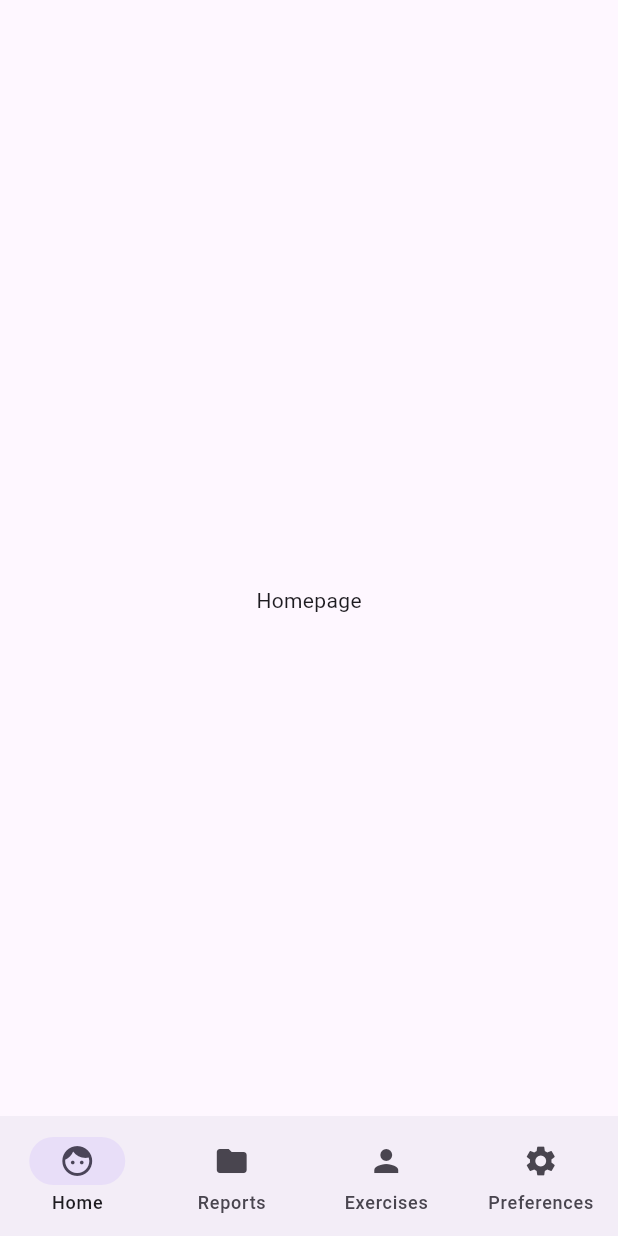
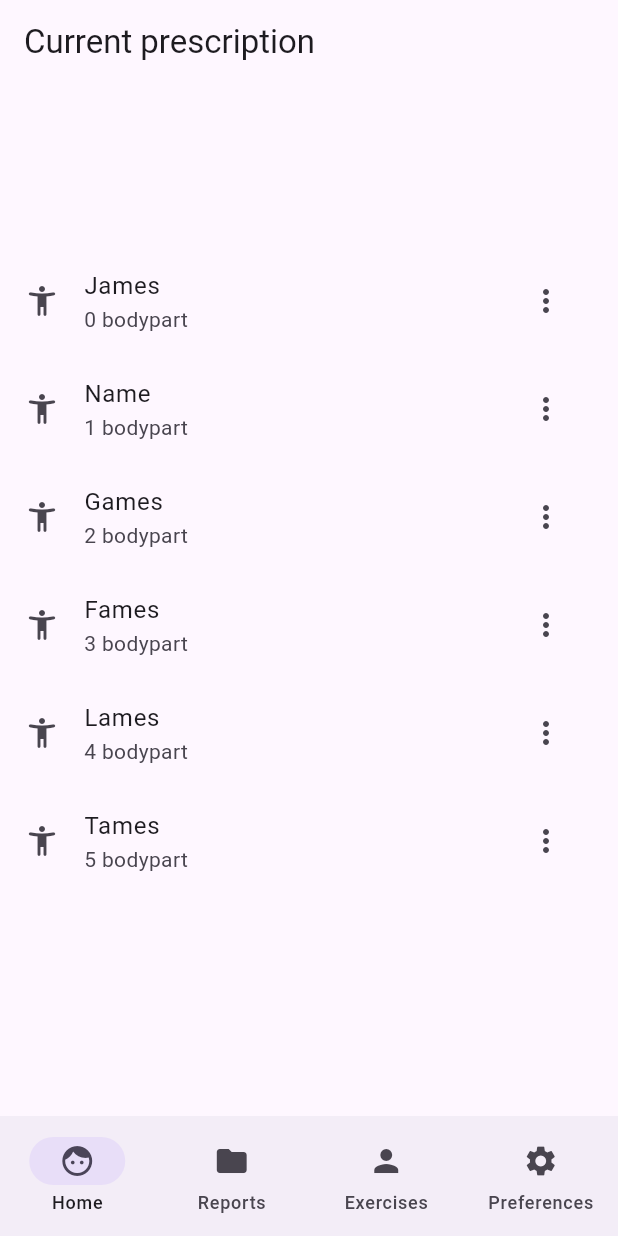
Before and after one commit to DanielDicksonDillimono/bodytherapy, a Flutter app: the screen it shows after launch, on a phone screen of 412 x 824 dp. Run offline on Flutter 3.47's test engine with Material 3 defaults, Android fonts, the phone set to English and light mode, and no system bars; our stand-ins replace go_router.

Commit message:
added place holders in homepage. Also added structures for exercises

```diff
--- a/lib/main.dart
+++ b/lib/main.dart
@@ -12,6 +12,7 @@ class MyApp extends StatelessWidget {
   @override
   Widget build(BuildContext context) {
     return MaterialApp.router(
+      debugShowCheckedModeBanner: false,
       routerConfig: router,
       themeMode: ThemeMode.system,
     );
--- a/lib/navigation/router.dart
+++ b/lib/navigation/router.dart
@@ -1,4 +1,4 @@
-import 'package:bodytherapy/ui/exercises/view_models/exercises_model.dart';
+import 'package:bodytherapy/ui/exercises/view_models/exercises_viewmodel.dart';
 import 'package:bodytherapy/ui/exercises/widgets/exercises_page.dart';
 import 'package:bodytherapy/ui/home/view_models/home_viewmodel.dart';
 import 'package:bodytherapy/ui/preferences/view_models/preferences_model.dart';
--- a/lib/ui/exercises/view_models/exercises_model.dart
+++ /dev/null
@@ -1,3 +0,0 @@
-import 'package:flutter/material.dart';
-
-class ExercisesModel extends ChangeNotifier {}
--- a/lib/ui/exercises/widgets/exercises_page.dart
+++ b/lib/ui/exercises/widgets/exercises_page.dart
@@ -1,5 +1,5 @@
 import 'package:flutter/material.dart';
-import '../view_models/exercises_model.dart';
+import '../view_models/exercises_viewmodel.dart';
 
 class ExercisesPage extends StatelessWidget {
   const ExercisesPage({super.key, required this.exercisesModel});
--- a/lib/ui/home/widgets/home_page.dart
+++ b/lib/ui/home/widgets/home_page.dart
@@ -6,12 +6,47 @@ class HomePage extends StatelessWidget {
   const HomePage({super.key, required this.viewModel});
 
   final HomeViewModel viewModel;
+
   @override
   Widget build(BuildContext context) {
+    final double screenHeight = MediaQuery.of(context).size.height;
+    List<String> contacts = [
+      "James",
+      "Name",
+      "Games",
+      "Fames",
+      "Lames",
+      "Tames"
+    ];
     return Scaffold(
-      appBar: AppBar(),
-      body: Center(
-        child: Text("Homepage"),
+      body: CustomScrollView(
+        slivers: [
+          SliverAppBar(
+            pinned: true,
+            floating: true,
+            expandedHeight: screenHeight * 0.20,
+            title: Text("Current prescription"),
+          ),
+          SliverList(
+            delegate: SliverChildBuilderDelegate(
+              (context, index) => GestureDetector(
+                onTap: () {
+                  ScaffoldMessenger.of(context).showSnackBar(SnackBar(
+                    content: Text("${contacts[index]} tapped"),
+                  ));
+                },
+                child: ListTile(
+                  leading: Icon(Icons.accessibility_new_rounded),
+                  title: Text(contacts[index]),
+                  subtitle: Text("$index bodypart"),
+                  trailing:
+                      IconButton(onPressed: () {}, icon: Icon(Icons.more_vert)),
+                ),
+              ),
+              childCount: contacts.length,
+            ),
+          )
+        ],
       ),
     );
   }
```
